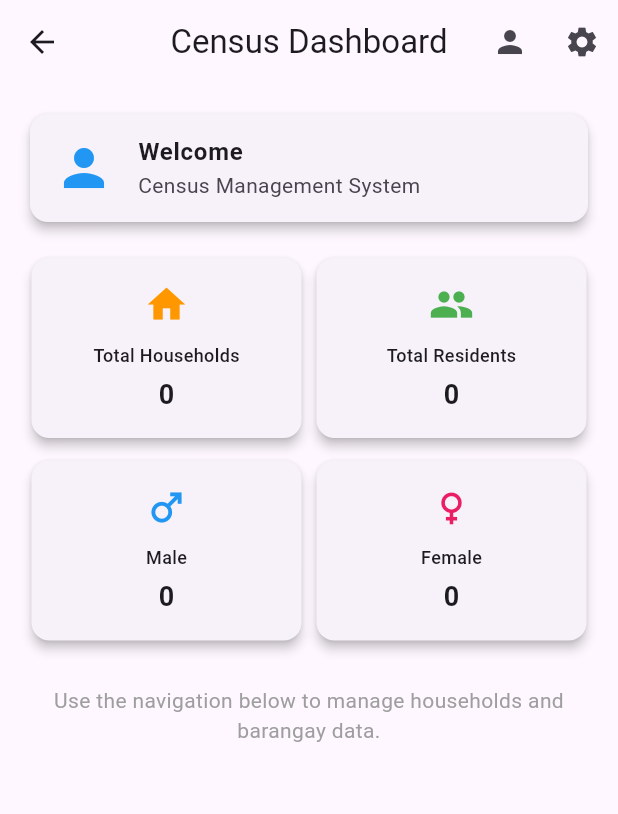
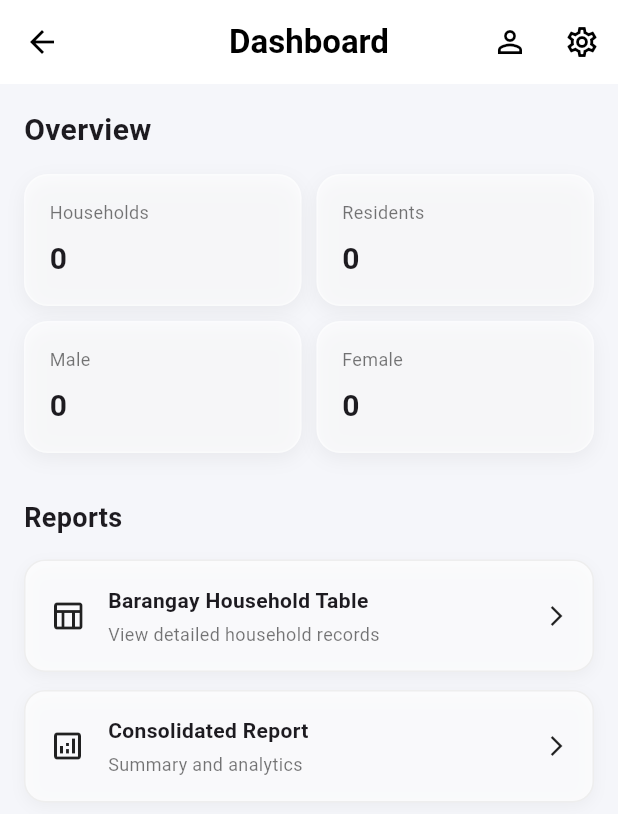
Before and after one commit to Danmark12/Family-Profiling, a Flutter app: the HomePage screen opened directly, on a phone screen of 412 x 824 dp. Shown: the top 814 px of the screen. Run offline on Flutter 3.47's test engine with Material 3 defaults, Android fonts, the phone set to English and light mode, and no system bars; our stand-ins replace pdf, printing, shared_preferences, sqflite; accounts and stored records are empty.

Commit message:
remove the barangay section

```diff
--- a/lib/pages/home_page.dart
+++ b/lib/pages/home_page.dart
@@ -4,6 +4,8 @@ import 'package:shared_preferences/shared_preferences.dart';
 import '../db/config.dart';
 import 'settings.dart';
 import 'profile.dart';
+import 'barangay_household.dart';
+import 'consolidated.dart';
 
 class HomePage extends StatefulWidget {
   const HomePage({super.key});
@@ -18,7 +20,7 @@ class _HomePageState extends State<HomePage> {
   int male = 0;
   int female = 0;
 
-  int? userId; // ✅ STORE USER ID HERE
+  int? userId;
 
   @override
   void initState() {
@@ -27,14 +29,13 @@ class _HomePageState extends State<HomePage> {
   }
 
   Future<void> _loadStats() async {
-    SharedPreferences prefs = await SharedPreferences.getInstance();
-
-    // ✅ FIXED KEY
+    final prefs = await SharedPreferences.getInstance();
     userId = prefs.getInt('userId');
 
     if (userId == null) return;
 
-    final households = await DBHelper.instance.getAllHouseholds(userId!);
+    final households =
+        await DBHelper.instance.getAllHouseholds(userId!);
 
     int totalRes = 0;
     int totalMale = 0;
@@ -59,30 +60,36 @@ class _HomePageState extends State<HomePage> {
   @override
   Widget build(BuildContext context) {
     return Scaffold(
+      backgroundColor: const Color(0xfff5f6fa),
+
+      // ✅ CLEAN WHITE HEADER
       appBar: AppBar(
-        title: const Text("Census Dashboard"),
+        backgroundColor: Colors.white,
+        elevation: 0,
+        title: const Text(
+          "Dashboard",
+          style: TextStyle(
+            color: Colors.black,
+            fontWeight: FontWeight.bold,
+          ),
+        ),
         centerTitle: true,
+        iconTheme: const IconThemeData(color: Colors.black),
         actions: [
           IconButton(
-            icon: const Icon(Icons.person),
+            icon: const Icon(Icons.person_outline),
             onPressed: () {
               Navigator.push(
                 context,
-                MaterialPageRoute(builder: (context) => const ProfilePage()),
+                MaterialPageRoute(
+                    builder: (context) => const ProfilePage()),
               );
             },
           ),
-
-          // ✅ FIXED SETTINGS BUTTON
           IconButton(
-            icon: const Icon(Icons.settings),
+            icon: const Icon(Icons.settings_outlined),
             onPressed: () {
-              if (userId == null) {
-                ScaffoldMessenger.of(context).showSnackBar(
-                  const SnackBar(content: Text("User not loaded yet")),
-                );
-                return;
-              }
+              if (userId == null) return;
 
               Navigator.push(
                 context,
@@ -99,46 +106,81 @@ class _HomePageState extends State<HomePage> {
       body: Padding(
         padding: const EdgeInsets.all(16),
         child: Column(
+          crossAxisAlignment: CrossAxisAlignment.start,
           children: [
-            Card(
-              elevation: 3,
-              shape: RoundedRectangleBorder(
-                borderRadius: BorderRadius.circular(12),
+
+            // ✅ TITLE TEXT
+            const Text(
+              "Overview",
+              style: TextStyle(
+                fontSize: 20,
+                fontWeight: FontWeight.bold,
               ),
-              child: const ListTile(
-                leading: Icon(Icons.person, size: 40, color: Colors.blue),
-                title: Text(
-                  "Welcome",
-                  style: TextStyle(fontWeight: FontWeight.bold),
-                ),
-                subtitle: Text("Census Management System"),
-              ),
-            ),
-
-            const SizedBox(height: 20),
-
-            Row(
-              children: [
-                _buildCard("Total Households", totalHouseholds, Icons.home, Colors.orange),
-                _buildCard("Total Residents", totalResidents, Icons.people, Colors.green),
-              ],
             ),
 
             const SizedBox(height: 15),
 
+            // ✅ GLASS STATS CARDS
             Row(
               children: [
-                _buildCard("Male", male, Icons.male, Colors.blue),
-                _buildCard("Female", female, Icons.female, Colors.pink),
+                _glassCard("Households", totalHouseholds),
+                const SizedBox(width: 10),
+                _glassCard("Residents", totalResidents),
+              ],
+            ),
+
+            const SizedBox(height: 10),
+
+            Row(
+              children: [
+                _glassCard("Male", male),
+                const SizedBox(width: 10),
+                _glassCard("Female", female),
               ],
             ),
 
             const SizedBox(height: 30),
 
             const Text(
-              "Use the navigation below to manage households and barangay data.",
-              textAlign: TextAlign.center,
-              style: TextStyle(fontSize: 14, color: Colors.grey),
+              "Reports",
+              style: TextStyle(
+                fontSize: 18,
+                fontWeight: FontWeight.bold,
+              ),
+            ),
+
+            const SizedBox(height: 15),
+
+            // ✅ MODERN BUTTON LIST
+            _modernButton(
+              title: "Barangay Household Table",
+              subtitle: "View detailed household records",
+              icon: Icons.table_chart_outlined,
+              onTap: () {
+                Navigator.push(
+                  context,
+                  MaterialPageRoute(
+                    builder: (_) => const BarangayHouseholdPage(),
+                  ),
+                );
+              },
+            ),
+
+            const SizedBox(height: 12),
+
+            _modernButton(
+              title: "Consolidated Report",
+              subtitle: "Summary and analytics",
+              icon: Icons.analytics_outlined,
+              onTap: () {
+                Navigator.push(
+                  context,
+                  MaterialPageRoute(
+                    builder: (_) =>
+                        const ConsolidatedReportPage(),
+                  ),
+                );
+              },
             ),
           ],
         ),
@@ -146,29 +188,98 @@ class _HomePageState extends State<HomePage> {
     );
   }
 
-  Widget _buildCard(String title, int value, IconData icon, Color color) {
+  // ✅ GLASS / TRANSPARENT CARD
+  Widget _glassCard(String title, int value) {
     return Expanded(
-      child: Card(
-        margin: const EdgeInsets.symmetric(horizontal: 5),
-        elevation: 3,
-        shape: RoundedRectangleBorder(borderRadius: BorderRadius.circular(12)),
-        child: Padding(
-          padding: const EdgeInsets.all(16),
-          child: Column(
-            children: [
-              Icon(icon, size: 30, color: color),
-              const SizedBox(height: 10),
-              Text(
-                title,
-                style: const TextStyle(fontSize: 12, fontWeight: FontWeight.w500),
+      child: Container(
+        padding: const EdgeInsets.all(16),
+        decoration: BoxDecoration(
+          color: Colors.white.withOpacity(0.6),
+          borderRadius: BorderRadius.circular(16),
+          border: Border.all(color: Colors.white.withOpacity(0.4)),
+          boxShadow: [
+            BoxShadow(
+              color: Colors.black.withOpacity(0.05),
+              blurRadius: 10,
+              offset: const Offset(0, 4),
+            ),
+          ],
+        ),
+        child: Column(
+          crossAxisAlignment: CrossAxisAlignment.start,
+          children: [
+            Text(
+              title,
+              style: const TextStyle(
+                fontSize: 12,
+                color: Colors.black54,
               ),
-              const SizedBox(height: 5),
-              Text(
-                value.toString(),
-                style: const TextStyle(fontSize: 18, fontWeight: FontWeight.bold),
+            ),
+            const SizedBox(height: 8),
+            Text(
+              value.toString(),
+              style: const TextStyle(
+                fontSize: 20,
+                fontWeight: FontWeight.bold,
               ),
-            ],
-          ),
+            ),
+          ],
+        ),
+      ),
+    );
+  }
+
+  // ✅ MODERN LIST BUTTON
+  Widget _modernButton({
+    required String title,
+    required String subtitle,
+    required IconData icon,
+    required VoidCallback onTap,
+  }) {
+    return InkWell(
+      onTap: onTap,
+      borderRadius: BorderRadius.circular(14),
+      child: Container(
+        padding: const EdgeInsets.all(16),
+        decoration: BoxDecoration(
+          color: Colors.white.withOpacity(0.7),
+          borderRadius: BorderRadius.circular(14),
+          border: Border.all(color: Colors.grey.shade200),
+          boxShadow: [
+            BoxShadow(
+              color: Colors.black.withOpacity(0.04),
+              blurRadius: 8,
+              offset: const Offset(0, 3),
+            )
+          ],
+        ),
+        child: Row(
+          children: [
+            Icon(icon, color: Colors.black87),
+            const SizedBox(width: 15),
+            Expanded(
+              child: Column(
+                crossAxisAlignment: CrossAxisAlignment.start,
+                children: [
+                  Text(
+                    title,
+                    style: const TextStyle(
+                      fontWeight: FontWeight.bold,
+                    ),
+                  ),
+                  const SizedBox(height: 4),
+                  Text(
+                    subtitle,
+                    style: const TextStyle(
+                      fontSize: 12,
+                      color: Colors.black54,
+                    ),
+                  ),
+                ],
+              ),
+            ),
+            const Icon(Icons.arrow_forward_ios, size: 16),
+          ],
         ),
       ),
     );
--- a/lib/pages/nav_page.dart
+++ b/lib/pages/nav_page.dart
@@ -1,7 +1,6 @@
 import 'package:flutter/material.dart';
 import 'home_page.dart';
 import 'household_page.dart';
-import 'barangay_page.dart';
 
 class HomeNavPage extends StatefulWidget {
   const HomeNavPage({super.key});
@@ -16,7 +15,6 @@ class _HomeNavPageState extends State<HomeNavPage> {
   final pages = [
     const HomePage(),
     const HouseholdPage(),
-    const BarangayPage(),
   ];
 
   @override
@@ -31,7 +29,6 @@ class _HomeNavPageState extends State<HomeNavPage> {
         items: const [
           BottomNavigationBarItem(icon: Icon(Icons.home), label: "Home"),
           BottomNavigationBarItem(icon: Icon(Icons.people), label: "Household"),
-          BottomNavigationBarItem(icon: Icon(Icons.location_city), label: "Barangay"),
         ],
       ),
     );
```
Also changed, not shown: lib/pages/barangay_page.dart (deleted, +0 -98 lines), lib/pages/export/export_b_pdf.dart (+91 -101 lines).
